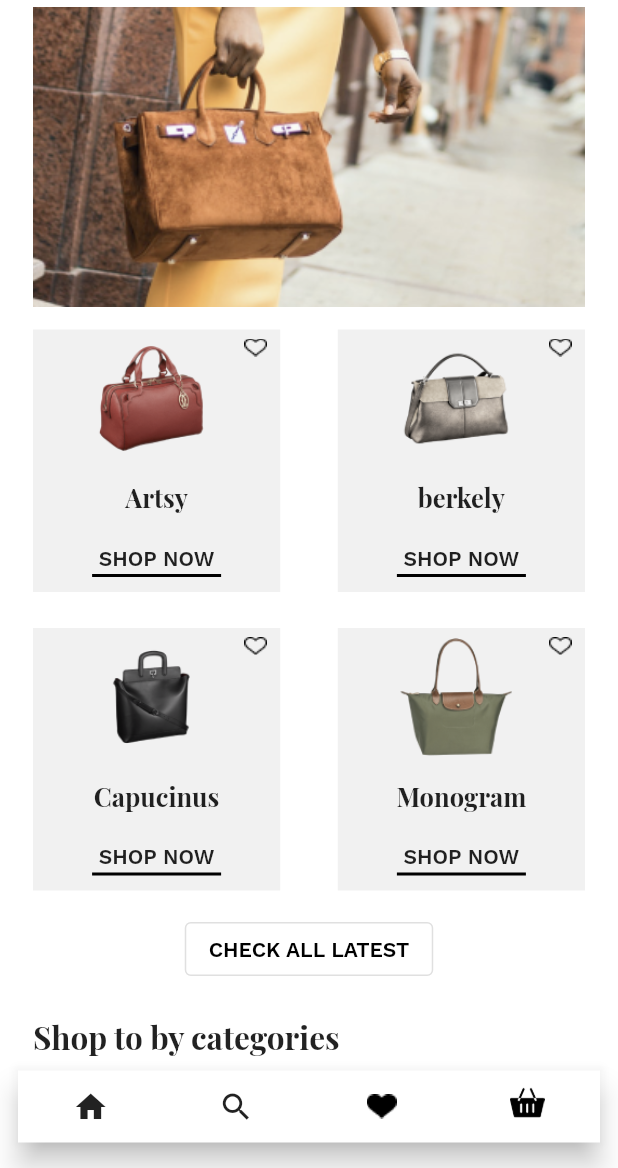
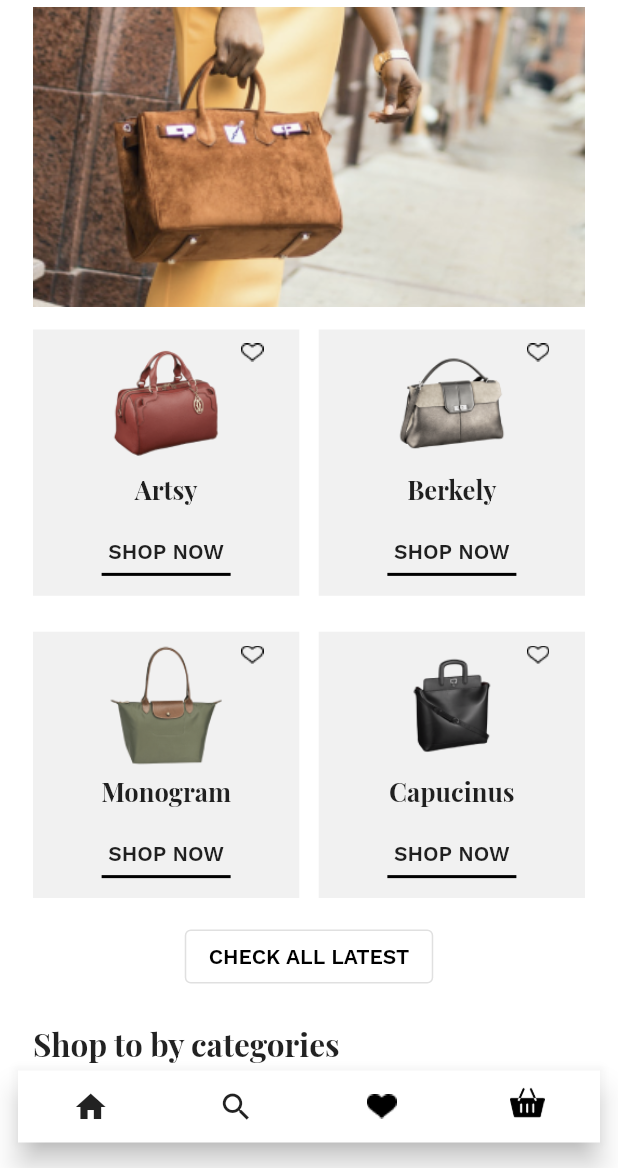
Before and after one commit to ranaivosoa-rindra/bagzz, a Flutter app: the screen it shows after launch, on a phone screen of 412 x 824 dp, the part 68-1236 px from its top. Run offline on Flutter 3.47's test engine with Material 2 defaults, Android fonts, the phone set to English and light mode, and no system bars; our stand-ins replace google_fonts, modal_bottom_sheet.

Commit message:
feedList set to gridList

```diff
--- a/lib/screens/homePage.dart
+++ b/lib/screens/homePage.dart
@@ -57,21 +57,6 @@ class _HomePageState extends State<HomePage> {
                 /// Feedlist
                 Feedlist(),
 
-                SizedBox(height: 15),
-
-                /// show by categories
-                // latest button
-                OutlinedButton(
-                  onPressed: () {},
-                  child: Text(
-                    "check all latest".toUpperCase(),
-                    style: GoogleFonts.workSans(
-                        color: Colors.black,
-                        fontWeight: FontWeight.w600,
-                        fontSize: 14),
-                  ),
-                ),
-
                 SizedBox(
                   height: 20,
                 ),
--- a/lib/utils/boxItem.dart
+++ b/lib/utils/boxItem.dart
@@ -25,10 +25,10 @@ class _BoxItemState extends State<BoxItem> {
       child: Padding(
         padding: const EdgeInsets.only(top: 6.0, bottom: 10),
         child: Column(
-          mainAxisAlignment: MainAxisAlignment.spaceBetween,
+          mainAxisAlignment: MainAxisAlignment.spaceAround,
           children: [
             Container(
-              padding: EdgeInsets.only(left: 15),
+              padding: EdgeInsets.only(left: 10),
               child: Row(
                 mainAxisAlignment: MainAxisAlignment.center,
                 crossAxisAlignment: CrossAxisAlignment.start,
@@ -44,7 +44,7 @@ class _BoxItemState extends State<BoxItem> {
 
                   // outline heart Icons
                   Container(
-                    margin: EdgeInsets.only(left: 22),
+                    margin: EdgeInsets.only(left: 10),
                     child: InkWell(
                       child: (isLiked)
                           ? Image.asset('lib/icons/heart-full.png', width: 15)
@@ -60,7 +60,6 @@ class _BoxItemState extends State<BoxItem> {
                 ],
               ),
             ),
-            SizedBox(height: 10),
             Text(
               widget.itemName,
               style: GoogleFonts.playfairDisplay(
@@ -69,7 +68,7 @@ class _BoxItemState extends State<BoxItem> {
               ),
             ),
             SizedBox(
-              height: 15,
+              height: 8,
             ),
             Text(
               "shop now".toUpperCase(),
--- a/lib/widgets/feedList.dart
+++ b/lib/widgets/feedList.dart
@@ -1,53 +1,97 @@
-// ignore_for_file: prefer_const_literals_to_create_immutables, prefer_const_constructors, sized_box_for_whitespace
+// ignore_for_file: prefer_const_constructors, prefer_const_literals_to_create_immutables, prefer_final_fields
 
 import 'package:bagzz/utils/boxItem.dart';
 import 'package:flutter/material.dart';
 import 'package:flutter/src/foundation/key.dart';
 import 'package:flutter/src/widgets/framework.dart';
+import 'package:google_fonts/google_fonts.dart';
 
-class Feedlist extends StatelessWidget {
+class Feedlist extends StatefulWidget {
   const Feedlist({Key? key}) : super(key: key);
+
+  @override
+  State<Feedlist> createState() => _FeedlistState();
+}
+
+class _FeedlistState extends State<Feedlist> {
+  List<Widget> _cardList = [];
+
+  void addCard() {
+    setState(() {
+      _cardList.add(
+        BoxItem(
+          itemImage: 'lib/icons/monogram.png',
+          itemName: 'Monogram',
+        ),
+      );
+    });
+    setState(() {
+      _cardList.add(
+        BoxItem(
+          itemImage: 'lib/icons/capucinus.png',
+          itemName: 'Capucinus',
+        ),
+      );
+    });
+  }
 
   @override
   Widget build(BuildContext context) {
     return Padding(
-      padding: const EdgeInsets.symmetric(horizontal: 22.0),
-      // container of all items
-      child: Container(
-        width: MediaQuery.of(context).size.width,
-        // color: Colors.amber,
+      padding: EdgeInsets.symmetric(horizontal: 22.0),
       child: Column(
         children: [
-            // 1st two items
-            Row(
-              mainAxisAlignment: MainAxisAlignment.spaceBetween,
+          GridView.count(
+            physics: NeverScrollableScrollPhysics(),
+            scrollDirection: Axis.vertical,
+            shrinkWrap: true,
+            crossAxisCount: 2,
+            crossAxisSpacing: 13,
+            mainAxisSpacing: 24,
             children: [
-                BoxItem(itemImage: 'lib/icons/artsy.png', itemName: 'Artsy',),
-                BoxItem(itemImage: 'lib/icons/berkely.png', itemName: 'berkely',)
+              BoxItem(
+                itemImage: 'lib/icons/artsy.png',
+                itemName: 'Artsy',
+              ),
+              BoxItem(
+                itemImage: 'lib/icons/berkely.png',
+                itemName: 'Berkely',
+              ),
+              BoxItem(
+                itemImage: 'lib/icons/monogram.png',
+                itemName: 'Monogram',
+              ),
+              BoxItem(
+                itemImage: 'lib/icons/capucinus.png',
+                itemName: 'Capucinus',
+              ),
+              // ListView.builder(
+              //     itemCount: _cardList.length,
+              //     itemBuilder: (context, index) {
+              //       return _cardList[index];
+              //   }
+              // ),
             ],
           ),
-            SizedBox(height: 24),
-            // 2nd two items
-            Row(
-              mainAxisAlignment: MainAxisAlignment.spaceBetween,
-              children: [
-                BoxItem(itemImage: 'lib/icons/capucinus.png', itemName: 'Capucinus',),
-                BoxItem(itemImage: 'lib/icons/monogram.png', itemName: 'Monogram',),
-              ],
+
+          SizedBox(height: 15),
+
+          /// show by categories
+          // latest button
+          OutlinedButton(
+            onPressed: () {
+              addCard();
+            },
+            child: Text(
+              "check all latest".toUpperCase(),
+              style: GoogleFonts.workSans(
+                  color: Colors.black,
+                  fontWeight: FontWeight.w600,
+                  fontSize: 14),
+            ),
           ),
         ],
       ),
-      ),
-      //   child: GridView.count(
-      //   mainAxisSpacing: 24,
-      //   crossAxisCount: 2,
-      //   children: [
-      //     BoxItem(itemImage: 'lib/icons/artsy.png', itemName: 'Artsy',),
-      //     BoxItem(itemImage: 'lib/icons/berkely.png', itemName: 'berkely',),
-      //     BoxItem(itemImage: 'lib/icons/capucinus.png', itemName: 'Capucinus',),
-      //     BoxItem(itemImage: 'lib/icons/monogram.png', itemName: 'Monogram',),
-      //   ],
-      // ),
     );
   }
 }
```
Lines whose indentation alone changed are shown as unchanged.
